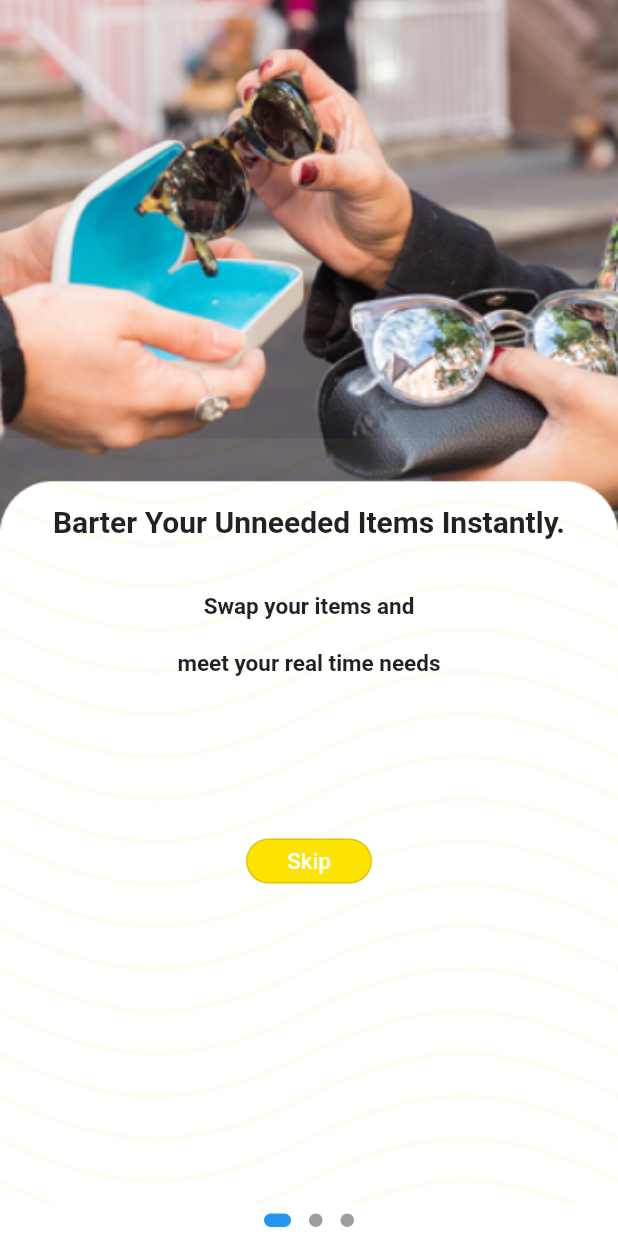
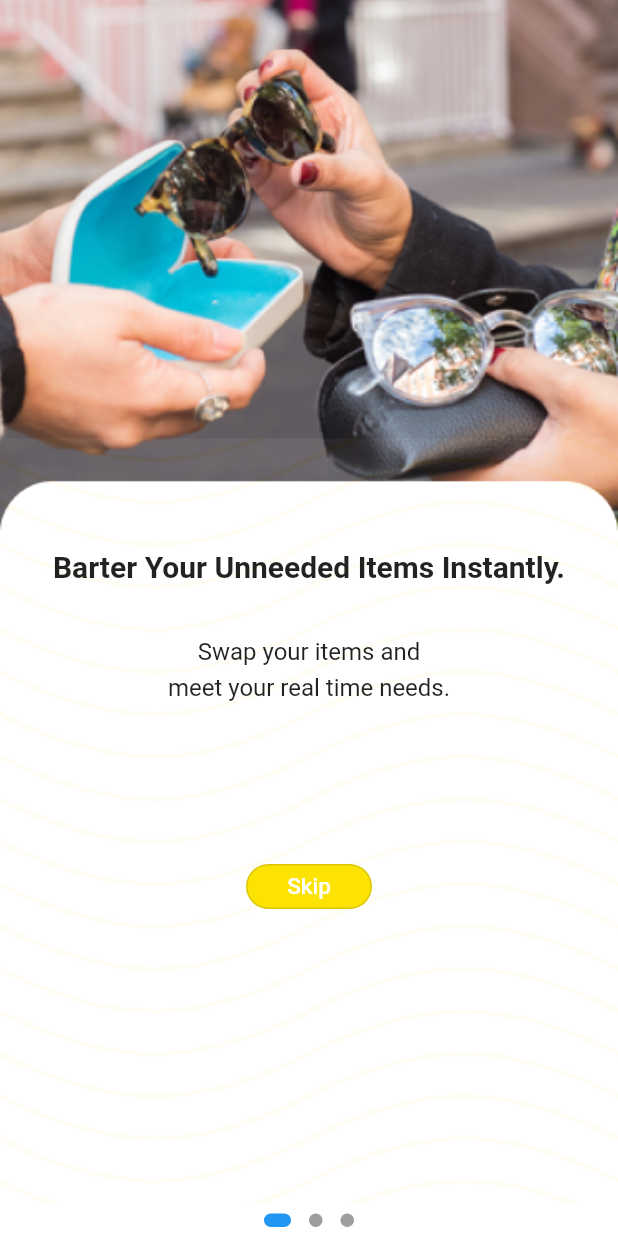
Before and after one commit to richieoscar/tradebybarter, a Flutter app: the screen it shows after launch, on a phone screen of 412 x 824 dp. Run offline on Flutter 3.47's test engine with Material 2 defaults, Android fonts, the phone set to English and light mode, and no system bars; drawn by our look-alikes of dots_indicator; our stand-ins replace accordion, csc_picker, fluttertoast, google_maps_flutter, hexcolor, pin_code_fields and 1 more.

Commit message:
Reviewed Text in the onboard screen

```diff
--- a/lib/constants.dart
+++ b/lib/constants.dart
@@ -8,6 +8,11 @@ const KPageViewTextStyle = TextStyle(
 //Page View Text Style on the main.dart page
 const KPageViewTextStyle2 = TextStyle(
   fontSize: 15, fontWeight: FontWeight.w700,
+);
+
+//Page View Text Style on the onboard screen page
+const KOnboardText = TextStyle(
+  fontSize: 16, fontWeight: FontWeight.normal,
 );
 
 // Text Style for mail on the verification  page
--- a/lib/screens/onboardScreen.dart
+++ b/lib/screens/onboardScreen.dart
@@ -32,22 +32,24 @@ List<Widget> pageView(BuildContext context) {
           child: Column(
             children: [
 
-              SizedBox(height: 320,),
+              SizedBox(height: 350,),
               Padding(
                 padding: const EdgeInsets.all(16.0),
-                child: Text("Barter Your Unneeded Items Instantly.",
-                    style: KPageViewTextStyle, textAlign: TextAlign.center),
+                child: Center(
+                  child: Text("Barter Your Unneeded Items Instantly.",
+                      style: KPageViewTextStyle, textAlign: TextAlign.center),
+                ),
               ),
               SizedBox(
                 height: 20,
               ),
               Text("Swap your items and",
-                  style: KPageViewTextStyle2, textAlign: TextAlign.center),
+                  style: KOnboardText, textAlign: TextAlign.center),
               SizedBox(
-                height: 20,
+                height: 5,
               ),
-              Text("meet your real time needs",
-                  style: KPageViewTextStyle2, textAlign: TextAlign.center),
+              Text("meet your real time needs.",
+                  style: KOnboardText, textAlign: TextAlign.center),
               SizedBox(height: 100),
               Container(
                 width: 100,
@@ -93,7 +95,7 @@ List<Widget> pageView(BuildContext context) {
           child: Column(
             children: [
 
-              SizedBox(height: 320,),
+              SizedBox(height: 350,),
               Padding(
                 padding: const EdgeInsets.all(16.0),
                 child: Text("Get Equal Value of Your Items.",
@@ -103,12 +105,12 @@ List<Widget> pageView(BuildContext context) {
                 height: 20,
               ),
               Text("Exchange your items for",
-                  style: KPageViewTextStyle2, textAlign: TextAlign.center),
+                  style: KOnboardText, textAlign: TextAlign.center),
               SizedBox(
-                height: 20,
+                height: 5,
               ),
               Text("commensurate alternatives.",
-                  style: KPageViewTextStyle2, textAlign: TextAlign.center),
+                  style: KOnboardText, textAlign: TextAlign.center),
               SizedBox(height: 100),
               Container(
                 width: 100,
@@ -154,30 +156,32 @@ List<Widget> pageView(BuildContext context) {
           child: Column(
             children: [
 
-              SizedBox(height: 320,),
+              SizedBox(height: 350,),
               Text("Barter with Ease.",
                   style: KPageViewTextStyle, textAlign: TextAlign.center),
               SizedBox(
                 height: 20,
               ),
               Text("Login to trade conveniently,",
-                  style: KPageViewTextStyle2, textAlign: TextAlign.center),
+                  style: KOnboardText, textAlign: TextAlign.center),
               SizedBox(
-                height: 20,
+                height: 5,
               ),
               Text("fast and secured",
-                  style: KPageViewTextStyle2, textAlign: TextAlign.center),
+                  style: KOnboardText, textAlign: TextAlign.center),
               SizedBox(height: 100),
               Container(
                 width: 200,
+                margin: EdgeInsets.all(8),
+                constraints: BoxConstraints.expand( height: 30),
                 child: (OutlinedButton(
                   style: ButtonStyle(
-                    backgroundColor: MaterialStateProperty.all(KProceedColor  ),
+                    backgroundColor: MaterialStateProperty.all(KBrandColors),
                     shape: MaterialStateProperty.all(RoundedRectangleBorder(
                         borderRadius: BorderRadius.circular(20.0))),
                   ),
                   onPressed: () {
-                    print('Proceed clicked');
+                    print('Get started clicked');
                     AppNavigator.navigateToWelcomeScreen(context);
                   },
                   child: Text(
```
Also changed, not shown: pubspec.lock.
